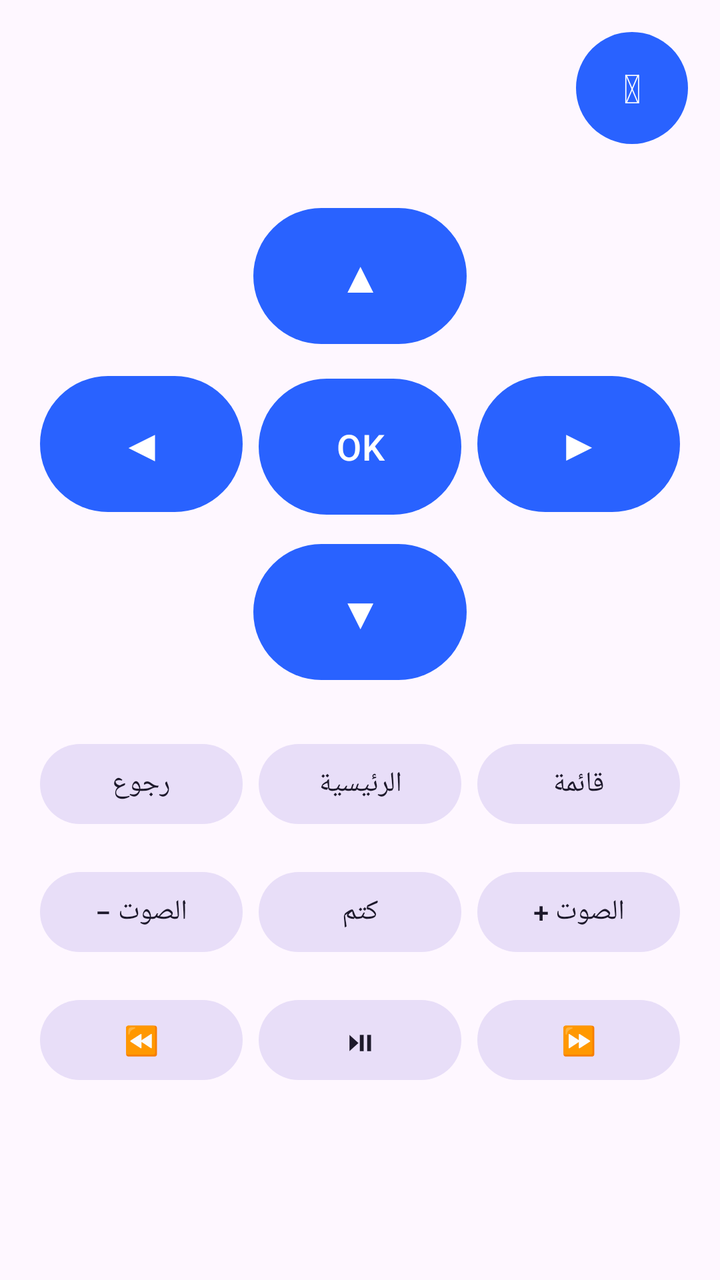
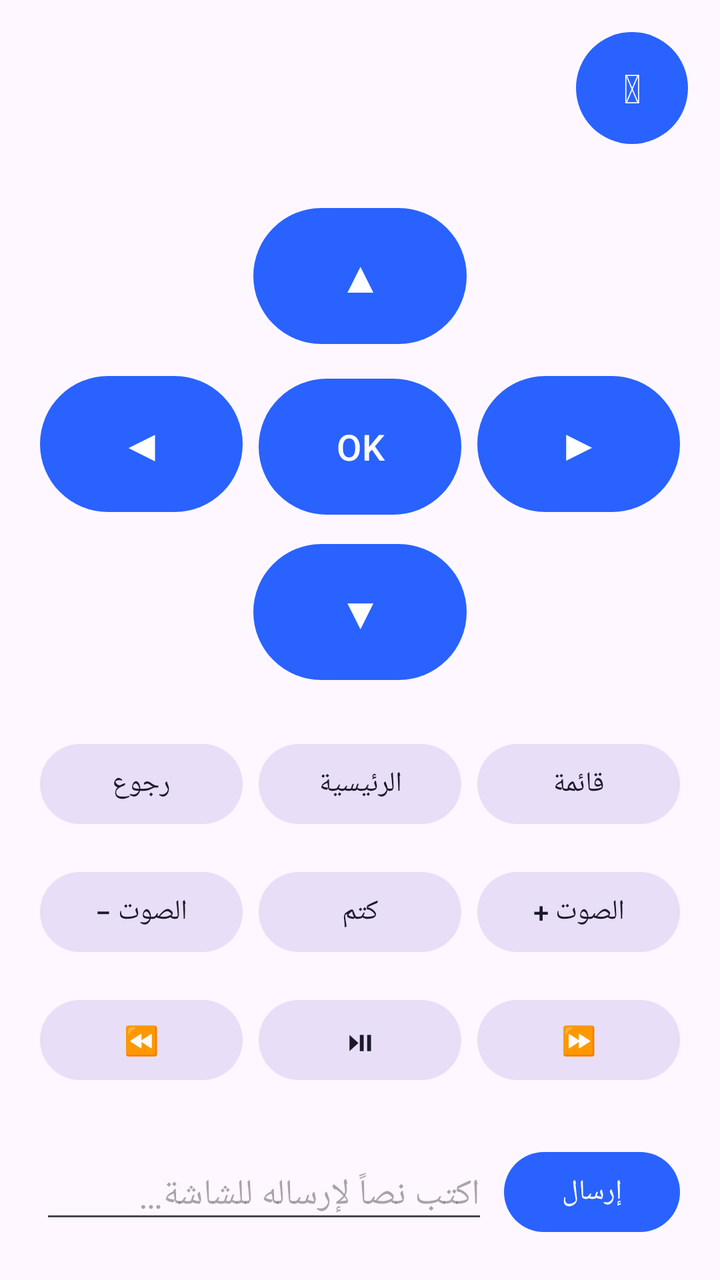

Screens rendered from an Android XML layout before and after an edit, with the pre-edit source and the edit as a unified diff.
<!-- AndroidManifest.xml: application theme Theme.ScreenRemote -->
<!-- res/layout/activity_remote.xml -->
<?xml version="1.0" encoding="utf-8"?>
<ScrollView xmlns:android="http://schemas.android.com/apk/res/android"
    xmlns:app="http://schemas.android.com/apk/res-auto"
    android:layout_width="match_parent"
    android:layout_height="match_parent"
    android:fillViewport="true">

    <LinearLayout
        android:layout_width="match_parent"
        android:layout_height="wrap_content"
        android:orientation="vertical"
        android:padding="16dp">

        
        <LinearLayout
            android:layout_width="match_parent"
            android:layout_height="wrap_content"
            android:orientation="horizontal"
            android:gravity="center_vertical">

            <LinearLayout
                android:layout_width="0dp"
                android:layout_height="wrap_content"
                android:layout_weight="1"
                android:orientation="vertical">

                <TextView
                    android:id="@+id/deviceTitle"
                    android:layout_width="match_parent"
                    android:layout_height="wrap_content"
                    android:textSize="20sp"
                    android:textStyle="bold"
                    android:maxLines="1"
                    android:ellipsize="end" />

                <TextView
                    android:id="@+id/status"
                    android:layout_width="match_parent"
                    android:layout_height="wrap_content"
                    android:textSize="13sp"
                    android:alpha="0.7" />
            </LinearLayout>

            <com.google.android.material.button.MaterialButton
                android:id="@+id/btnPower"
                android:layout_width="56dp"
                android:layout_height="56dp"
                android:text="⏻"
                android:textSize="20sp"
                android:insetTop="0dp"
                android:insetBottom="0dp"
                app:cornerRadius="28dp"
                android:padding="0dp" />
        </LinearLayout>

        
        <LinearLayout
            android:id="@+id/remotePad"
            android:layout_width="match_parent"
            android:layout_height="wrap_content"
            android:orientation="vertical"
            android:layout_marginTop="24dp">

            <LinearLayout
                android:layout_width="match_parent"
                android:layout_height="wrap_content"
                android:orientation="horizontal">

                <Space android:layout_width="0dp" android:layout_height="1dp" android:layout_weight="1" />

                <com.google.android.material.button.MaterialButton
                    android:id="@+id/btnUp"
                    android:layout_width="0dp"
                    android:layout_height="76dp"
                    android:layout_weight="1"
                    android:layout_margin="4dp"
                    android:text="▲"
                    android:textSize="22sp" />

                <Space android:layout_width="0dp" android:layout_height="1dp" android:layout_weight="1" />
            </LinearLayout>

            <LinearLayout
                android:layout_width="match_parent"
                android:layout_height="wrap_content"
                android:orientation="horizontal">

                <com.google.android.material.button.MaterialButton
                    android:id="@+id/btnLeft"
                    android:layout_width="0dp"
                    android:layout_height="76dp"
                    android:layout_weight="1"
                    android:layout_margin="4dp"
                    android:text="◀"
                    android:textSize="22sp" />

                <com.google.android.material.button.MaterialButton
                    android:id="@+id/btnOk"
                    android:layout_width="0dp"
                    android:layout_height="76dp"
                    android:layout_weight="1"
                    android:layout_margin="4dp"
                    android:text="OK"
                    android:textSize="18sp" />

                <com.google.android.material.button.MaterialButton
                    android:id="@+id/btnRight"
                    android:layout_width="0dp"
                    android:layout_height="76dp"
                    android:layout_weight="1"
                    android:layout_margin="4dp"
                    android:text="▶"
                    android:textSize="22sp" />
            </LinearLayout>

            <LinearLayout
                android:layout_width="match_parent"
                android:layout_height="wrap_content"
                android:orientation="horizontal">

                <Space android:layout_width="0dp" android:layout_height="1dp" android:layout_weight="1" />

                <com.google.android.material.button.MaterialButton
                    android:id="@+id/btnDown"
                    android:layout_width="0dp"
                    android:layout_height="76dp"
                    android:layout_weight="1"
                    android:layout_margin="4dp"
                    android:text="▼"
                    android:textSize="22sp" />

                <Space android:layout_width="0dp" android:layout_height="1dp" android:layout_weight="1" />
            </LinearLayout>
        </LinearLayout>

        
        <LinearLayout
            android:layout_width="match_parent"
            android:layout_height="wrap_content"
            android:orientation="horizontal"
            android:layout_marginTop="16dp">

            <com.google.android.material.button.MaterialButton
                android:id="@+id/btnBack"
                style="@style/Widget.Material3.Button.TonalButton"
                android:layout_width="0dp"
                android:layout_height="wrap_content"
                android:layout_weight="1"
                android:layout_margin="4dp"
                android:text="رجوع" />

            <com.google.android.material.button.MaterialButton
                android:id="@+id/btnHome"
                style="@style/Widget.Material3.Button.TonalButton"
                android:layout_width="0dp"
                android:layout_height="wrap_content"
                android:layout_weight="1"
                android:layout_margin="4dp"
                android:text="الرئيسية" />

            <com.google.android.material.button.MaterialButton
                android:id="@+id/btnMenu"
                style="@style/Widget.Material3.Button.TonalButton"
                android:layout_width="0dp"
                android:layout_height="wrap_content"
                android:layout_weight="1"
                android:layout_margin="4dp"
                android:text="قائمة" />
        </LinearLayout>

        
        <LinearLayout
            android:layout_width="match_parent"
            android:layout_height="wrap_content"
            android:orientation="horizontal"
            android:layout_marginTop="8dp">

            <com.google.android.material.button.MaterialButton
                android:id="@+id/btnVolDown"
                style="@style/Widget.Material3.Button.TonalButton"
                android:layout_width="0dp"
                android:layout_height="wrap_content"
                android:layout_weight="1"
                android:layout_margin="4dp"
                android:text="الصوت −" />

            <com.google.android.material.button.MaterialButton
                android:id="@+id/btnMute"
                style="@style/Widget.Material3.Button.TonalButton"
                android:layout_width="0dp"
                android:layout_height="wrap_content"
                android:layout_weight="1"
                android:layout_margin="4dp"
                android:text="كتم" />

            <com.google.android.material.button.MaterialButton
                android:id="@+id/btnVolUp"
                style="@style/Widget.Material3.Button.TonalButton"
                android:layout_width="0dp"
                android:layout_height="wrap_content"
                android:layout_weight="1"
                android:layout_margin="4dp"
                android:text="الصوت +" />
        </LinearLayout>

        
        <LinearLayout
            android:layout_width="match_parent"
            android:layout_height="wrap_content"
            android:orientation="horizontal"
            android:layout_marginTop="8dp">

            <com.google.android.material.button.MaterialButton
                android:id="@+id/btnRewind"
                style="@style/Widget.Material3.Button.TonalButton"
                android:layout_width="0dp"
                android:layout_height="wrap_content"
                android:layout_weight="1"
                android:layout_margin="4dp"
                android:text="⏪" />

            <com.google.android.material.button.MaterialButton
                android:id="@+id/btnPlay"
                style="@style/Widget.Material3.Button.TonalButton"
                android:layout_width="0dp"
                android:layout_height="wrap_content"
                android:layout_weight="1"
                android:layout_margin="4dp"
                android:text="⏯" />

            <com.google.android.material.button.MaterialButton
                android:id="@+id/btnForward"
                style="@style/Widget.Material3.Button.TonalButton"
                android:layout_width="0dp"
                android:layout_height="wrap_content"
                android:layout_weight="1"
                android:layout_margin="4dp"
                android:text="⏩" />
        </LinearLayout>

    </LinearLayout>
</ScrollView>
<!-- resources referenced by this layout -->
<resources>
  <style name="Theme.ScreenRemote" parent="Theme.Material3.DayNight.NoActionBar">
          <item name="colorPrimary">@color/purple_500</item>
      </style>
  <color name="purple_500">#2962FF</color>
</resources>

<!-- the commit's change to res/layout/activity_remote.xml (unified diff, before → after) -->
@@ -238,5 +238,32 @@
                 android:text="⏩" />
         </LinearLayout>
 
+        
+        <LinearLayout
+            android:layout_width="match_parent"
+            android:layout_height="wrap_content"
+            android:orientation="horizontal"
+            android:gravity="center_vertical"
+            android:layout_marginTop="20dp">
+
+            <EditText
+                android:id="@+id/textInput"
+                android:layout_width="0dp"
+                android:layout_height="wrap_content"
+                android:layout_weight="1"
+                android:layout_margin="4dp"
+                android:hint="@string/type_hint"
+                android:inputType="text"
+                android:imeOptions="actionSend"
+                android:maxLines="1" />
+
+            <com.google.android.material.button.MaterialButton
+                android:id="@+id/btnSendText"
+                android:layout_width="wrap_content"
+                android:layout_height="wrap_content"
+                android:layout_margin="4dp"
+                android:text="@string/send_text" />
+        </LinearLayout>
+
     </LinearLayout>
 </ScrollView>
<!-- resource entries referenced after the edit -->
@@ -1,5 +1,7 @@
 <!-- resources referenced by this layout -->
 <resources>
+  <string name="send_text">إرسال</string>
+  <string name="type_hint">اكتب نصاً لإرساله للشاشة…</string>
   <style name="Theme.ScreenRemote" parent="Theme.Material3.DayNight.NoActionBar">
           <item name="colorPrimary">@color/purple_500</item>
       </style>
